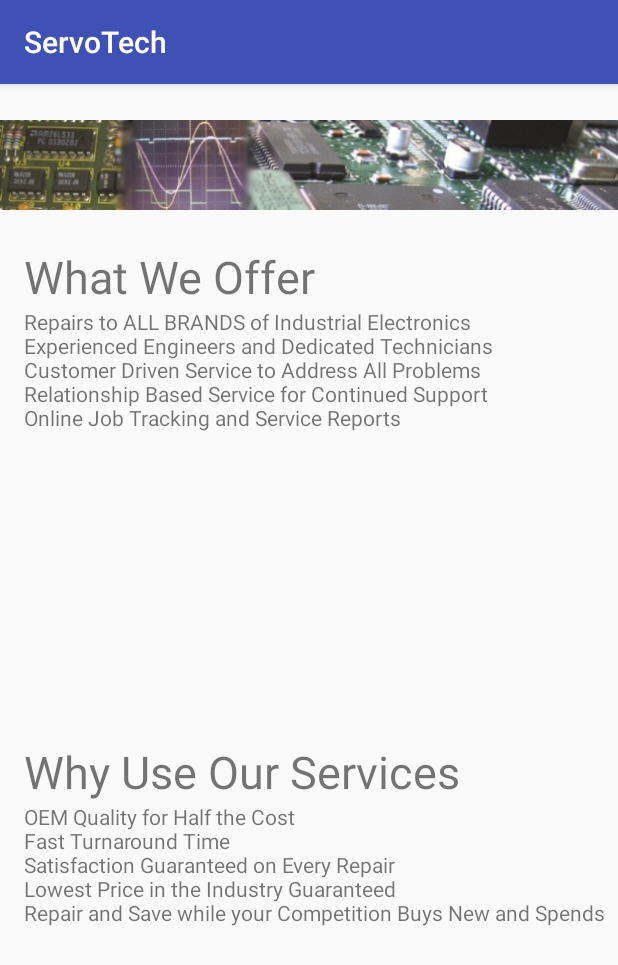
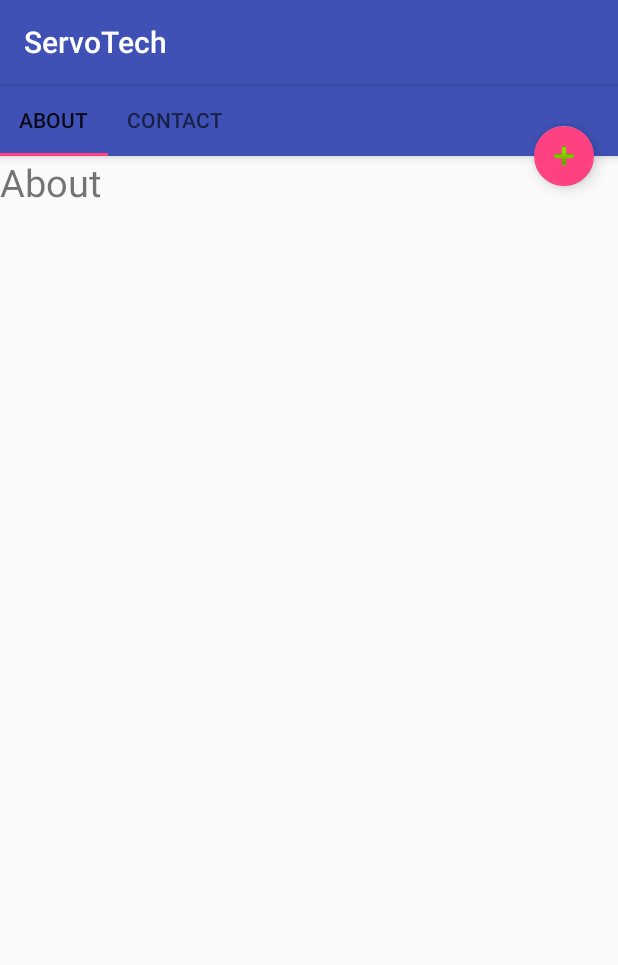
Before and after one commit to AndreeaPocol/servotech_app, an Android app: the ServoTechGetStarted screen opened directly, with no data from a screen before it, on a phone screen of 412 x 824 dp. Shown: the top 965 px of the screen. Run offline under Robolectric (Android 15) with nearby library versions, the phone set to English and light mode, and no system bars.

Commit message:
Updated get_started page to include tabbed view

```diff
--- a/src/main/java/com/example/android/servotech/ServoTechGetStarted.java
+++ b/src/main/java/com/example/android/servotech/ServoTechGetStarted.java
@@ -5,16 +5,60 @@ import android.support.v7.app.AppCompatActivity;
 import android.os.Bundle;
 import android.view.View;
 import android.widget.Button;
+import android.support.design.widget.TabLayout;
+import android.support.design.widget.FloatingActionButton;
+import android.support.design.widget.Snackbar;
+import android.support.v7.app.AppCompatActivity;
+import android.support.v7.widget.Toolbar;
+
+import android.support.v4.app.Fragment;
+import android.support.v4.app.FragmentManager;
+import android.support.v4.app.FragmentPagerAdapter;
+import android.support.v4.view.ViewPager;
+import android.os.Bundle;
+import android.util.Log;
+import android.view.LayoutInflater;
+import android.view.Menu;
+import android.view.MenuItem;
+import android.view.View;
+import android.view.ViewGroup;
+
+import android.widget.TextView;
+
+import android.content.Intent;
+import android.support.v7.app.AppCompatActivity;
+import android.os.Bundle;
+import android.view.View;
+import android.widget.Button;
+import android.widget.TabHost;
 
 public class ServoTechGetStarted extends AppCompatActivity {
+    private static final String TAG = "GetStarted";
 
+    public Button startButton;
 
+    private SectionsPageAdapter mSectionsPageAdapter;
 
-
+    private ViewPager mViewPager;
 
     @Override
     protected void onCreate(Bundle savedInstanceState) {
         super.onCreate(savedInstanceState);
         setContentView(R.layout.activity_servo_tech_get_started);
+        mSectionsPageAdapter = new SectionsPageAdapter(getSupportFragmentManager());
+
+        // Set up the ViewPager with the sections adapter.
+        mViewPager = (ViewPager) findViewById(R.id.container);
+        setupViewPager(mViewPager);
+
+        TabLayout tabLayout = (TabLayout) findViewById(R.id.tabs);
+        tabLayout.setupWithViewPager(mViewPager);
+    }
+
+    private void setupViewPager(ViewPager viewPager) {
+        SectionsPageAdapter adapter = new SectionsPageAdapter(getSupportFragmentManager());
+        adapter.addFragment(new AboutTabFragment(), "about");
+        adapter.addFragment(new AboutTabFragment(), "contact");
+        viewPager.setAdapter(adapter);
     }
 }
--- a/src/main/res/layout/activity_servo_tech_get_started.xml
+++ b/src/main/res/layout/activity_servo_tech_get_started.xml
@@ -1,43 +1,62 @@
 <?xml version="1.0" encoding="utf-8"?>
-<LinearLayout xmlns:android="http://schemas.android.com/apk/res/android"
+<android.support.design.widget.CoordinatorLayout xmlns:android="http://schemas.android.com/apk/res/android"
+    xmlns:app="http://schemas.android.com/apk/res-auto"
     xmlns:tools="http://schemas.android.com/tools"
     android:layout_width="match_parent"
-    android:layout_height="match_parent"
-    android:orientation="vertical"
-    tools:context="com.example.android.servotech.ServoTechGetStarted">
+    android:layout_height="match_parent">
 
-    <ImageView
+
+    <android.support.design.widget.AppBarLayout
+        android:id="@+id/appbar"
+        android:layout_width="match_parent"
+        android:layout_height="wrap_content">
+
+        <android.support.design.widget.TabLayout
+            android:id="@+id/tabs"
+            android:layout_width="match_parent"
+            android:layout_height="wrap_content"
+            app:tabMode="scrollable">
+
+            <android.support.design.widget.TabItem
+                android:id="@+id/about"
+                android:layout_width="wrap_content"
+                android:layout_height="wrap_content"
+                android:clickable="true"
+                android:text="About" />
+
+            <android.support.design.widget.TabItem
+                android:layout_width="wrap_content"
+                android:layout_height="wrap_content"
+                android:text="Contact" />
+
+            <android.support.design.widget.TabItem
+                android:layout_width="wrap_content"
+                android:layout_height="wrap_content"
+                android:text="Design" />
+        </android.support.design.widget.TabLayout>
+    </android.support.design.widget.AppBarLayout>
+
+    <android.support.design.widget.FloatingActionButton
+        android:layout_width="wrap_content"
         android:layout_height="wrap_content"
-        android:id="@+id/header"
+        android:layout_marginRight="16dp"
+        android:clickable="true"
+        android:src="@android:drawable/ic_input_add"
+        app:fabSize="mini"
+        app:layout_anchor="@id/appbar"
+        app:layout_anchorGravity="bottom|right|end" />
+
+    <android.support.v4.widget.NestedScrollView
         android:layout_width="match_parent"
-        android:src="@drawable/banner" />
+        android:layout_height="match_parent"
+        android:backgroundTint="@color/colorPrimary"
+        app:layout_behavior="android.support.design.widget.AppBarLayout$ScrollingViewBehavior">
+    </android.support.v4.widget.NestedScrollView>
 
-    <TextView
-        android:paddingLeft="16dp"
-        android:layout_height="wrap_content"
-        android:textSize="30sp"
+    <android.support.v4.view.ViewPager
+        android:id="@+id/container"
         android:layout_width="match_parent"
-        android:text="What We Offer"/>
+        android:layout_height="match_parent"
+        app:layout_behavior="@string/appbar_scrolling_view_behavior"/>
 
-    <TextView
-        android:paddingLeft="16dp"
-        android:layout_weight="1"
-        android:layout_height="0dp"
-        android:layout_width="match_parent"
-        android:text="@string/whatWeOffer"/>
-
-    <TextView
-        android:paddingLeft="16dp"
-        android:layout_height="wrap_content"
-        android:textSize="30sp"
-        android:layout_width="match_parent"
-        android:text="Why Use Our Services"/>
-
-    <TextView
-        android:paddingLeft="16dp"
-        android:layout_weight="1"
-        android:layout_height="0dp"
-        android:layout_width="match_parent"
-        android:text="@string/whyUseOurServices"/>
-
-</LinearLayout>
+</android.support.design.widget.CoordinatorLayout>
```
